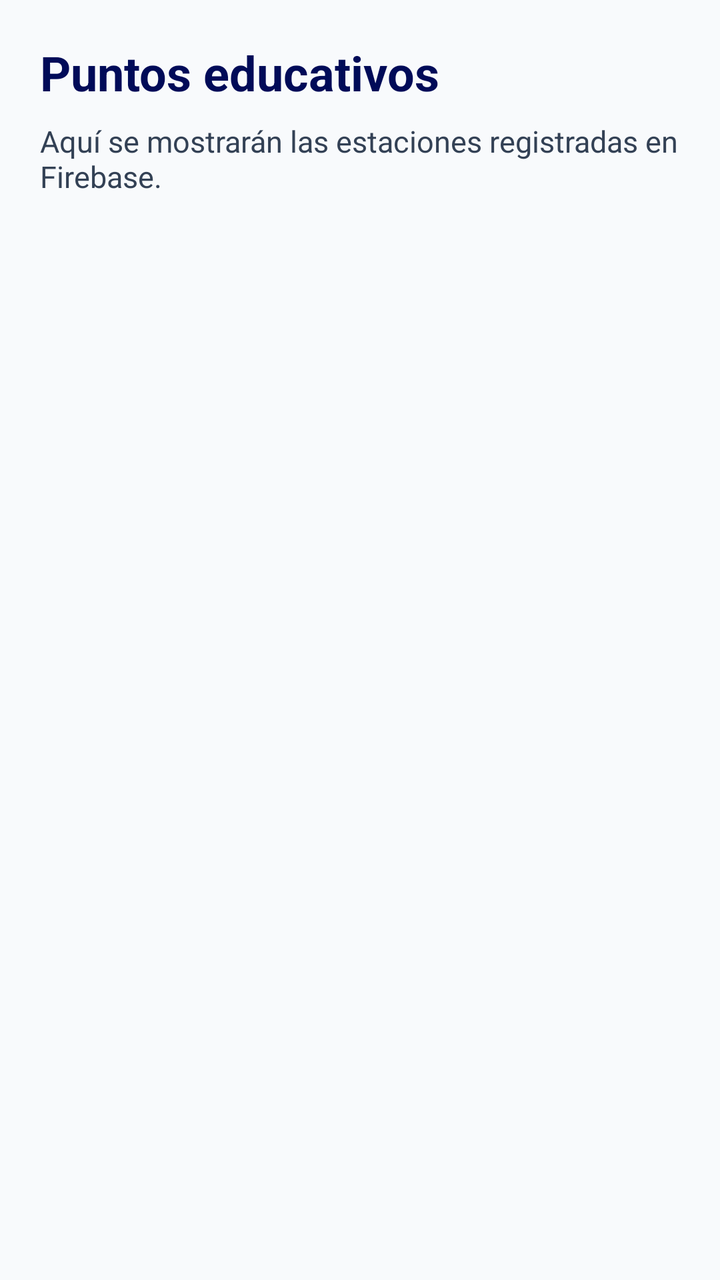
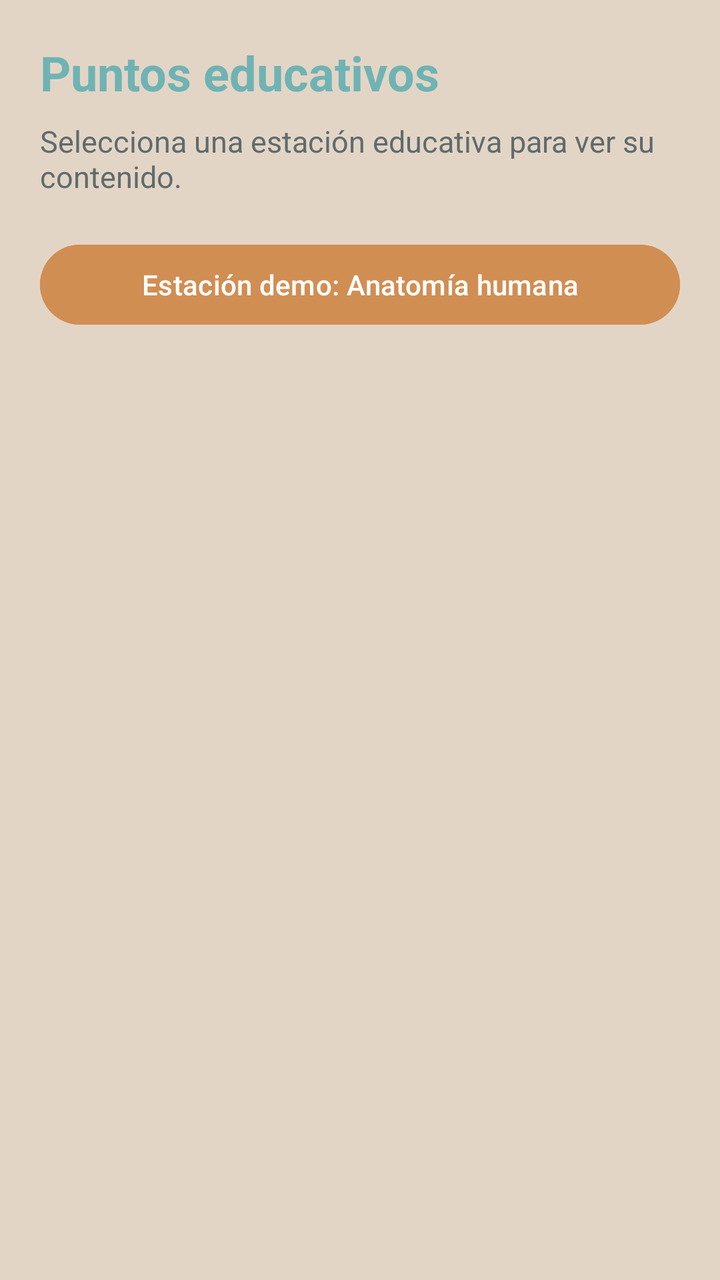

Two renders of the same Android screen: before a commit and after it. Below are the layout's source before the change and the commit's diff.
<!-- AndroidManifest.xml: application theme Theme.GuiaEducativaAR -->
<!-- res/layout/fragment_lista_puntos.xml -->
<?xml version="1.0" encoding="utf-8"?>
<LinearLayout xmlns:android="http://schemas.android.com/apk/res/android"
    android:layout_width="match_parent"
    android:layout_height="match_parent"
    android:orientation="vertical"
    android:padding="20dp"
    android:background="#F8FAFC">

    <TextView
        android:layout_width="match_parent"
        android:layout_height="wrap_content"
        android:text="Puntos educativos"
        android:textSize="24sp"
        android:textStyle="bold"
        android:textColor="#000B58" />

    <TextView
        android:layout_width="match_parent"
        android:layout_height="wrap_content"
        android:text="Aquí se mostrarán las estaciones registradas en Firebase."
        android:textSize="15sp"
        android:textColor="#334155"
        android:layout_marginTop="8dp" />

</LinearLayout>
<!-- resources referenced by this layout -->
<resources>
  <style name="Theme.GuiaEducativaAR" parent="Base.Theme.GuiaEducativaAR" />
  <style name="Base.Theme.GuiaEducativaAR" parent="Theme.Material3.DayNight.NoActionBar">
          
          
      </style>
</resources>

<!-- the commit's change to res/layout/fragment_lista_puntos.xml (unified diff, before → after) -->
@@ -1,25 +1,40 @@
 <?xml version="1.0" encoding="utf-8"?>
-<LinearLayout xmlns:android="http://schemas.android.com/apk/res/android"
+<ScrollView xmlns:android="http://schemas.android.com/apk/res/android"
     android:layout_width="match_parent"
     android:layout_height="match_parent"
-    android:orientation="vertical"
-    android:padding="20dp"
-    android:background="#F8FAFC">
+    android:background="@color/background_beige">
 
-    <TextView
+    <LinearLayout
         android:layout_width="match_parent"
         android:layout_height="wrap_content"
-        android:text="Puntos educativos"
-        android:textSize="24sp"
-        android:textStyle="bold"
-        android:textColor="#000B58" />
+        android:orientation="vertical"
+        android:padding="20dp">
 
-    <TextView
-        android:layout_width="match_parent"
-        android:layout_height="wrap_content"
-        android:text="Aquí se mostrarán las estaciones registradas en Firebase."
-        android:textSize="15sp"
-        android:textColor="#334155"
-        android:layout_marginTop="8dp" />
+        <TextView
+            android:layout_width="match_parent"
+            android:layout_height="wrap_content"
+            android:text="Puntos educativos"
+            android:textSize="24sp"
+            android:textStyle="bold"
+            android:textColor="@color/primary_teal" />
 
-</LinearLayout>
+        <TextView
+            android:layout_width="match_parent"
+            android:layout_height="wrap_content"
+            android:text="Selecciona una estación educativa para ver su contenido."
+            android:textSize="15sp"
+            android:textColor="@color/text_secondary"
+            android:layout_marginTop="8dp"
+            android:layout_marginBottom="20dp" />
+
+        <Button
+            android:id="@+id/btnPuntoDemo"
+            android:layout_width="match_parent"
+            android:layout_height="wrap_content"
+            android:text="Estación demo: Anatomía humana"
+            android:backgroundTint="@color/accent_brown"
+            android:textColor="@color/white" />
+
+    </LinearLayout>
+
+</ScrollView>
<!-- resource entries referenced after the edit -->
@@ -1,5 +1,10 @@
 <!-- resources referenced by this layout -->
 <resources>
+  <color name="accent_brown">#D18E53</color>
+  <color name="background_beige">#E3D5C5</color>
+  <color name="primary_teal">#6FB3B4</color>
+  <color name="text_secondary">#5F6B6D</color>
+  <color name="white">#FFFFFF</color>
   <style name="Theme.GuiaEducativaAR" parent="Base.Theme.GuiaEducativaAR" />
   <style name="Base.Theme.GuiaEducativaAR" parent="Theme.Material3.DayNight.NoActionBar">
           
